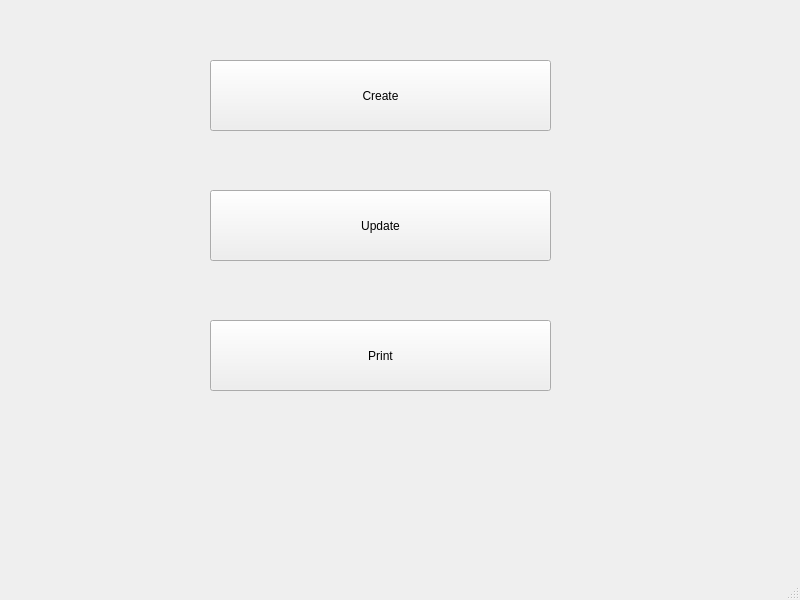
This is src/GUI/forms/FirstWindowForm.ui in GanjelaMJ98/maiSpecificationMaker as Qt 5 draws it before an edit. The edited form follows.
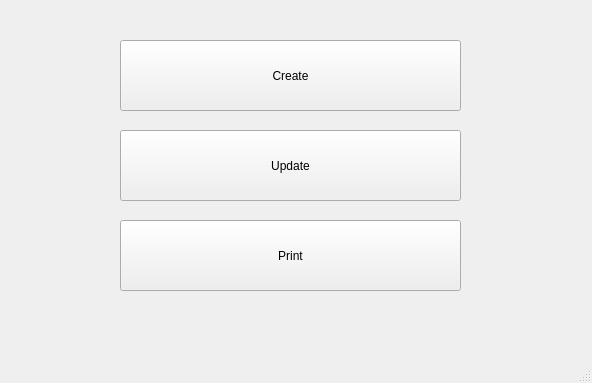
This is the edited form.

```diff
--- a/src/GUI/forms/FirstWindowForm.ui
+++ b/src/GUI/forms/FirstWindowForm.ui
@@ -6,8 +6,8 @@
    <rect>
     <x>0</x>
     <y>0</y>
-    <width>800</width>
-    <height>600</height>
+    <width>592</width>
+    <height>383</height>
    </rect>
   </property>
   <property name="windowTitle">
@@ -17,8 +17,8 @@
    <widget class="QPushButton" name="StartCreateButton">
     <property name="geometry">
      <rect>
-      <x>210</x>
-      <y>60</y>
+      <x>120</x>
+      <y>40</y>
       <width>341</width>
       <height>71</height>
      </rect>
@@ -30,8 +30,8 @@
    <widget class="QPushButton" name="StartUpdateButton">
     <property name="geometry">
      <rect>
-      <x>210</x>
-      <y>190</y>
+      <x>120</x>
+      <y>130</y>
       <width>341</width>
       <height>71</height>
      </rect>
@@ -43,8 +43,8 @@
    <widget class="QPushButton" name="StartPrintButton">
     <property name="geometry">
      <rect>
-      <x>210</x>
-      <y>320</y>
+      <x>120</x>
+      <y>220</y>
       <width>341</width>
       <height>71</height>
      </rect>
```
Left out of the diff: 2 changed lines with no effect on the pictures.
